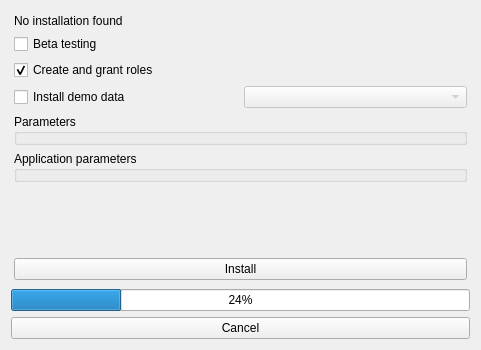
Above: oqtopus/ui/module_widget.ui from opengisch/oqtopus before the change. Below: the same form after it.
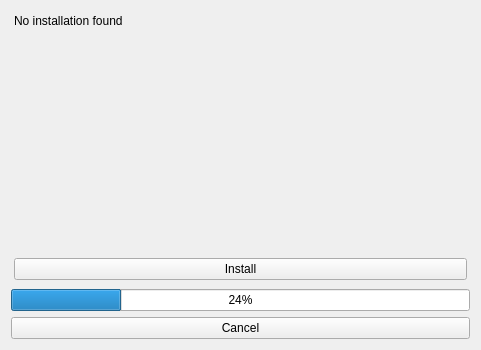
That is the form after the change. Custom widgets are drawn as their Qt base class.

Commit message: also reorganize install

Patch:
```diff
--- a/oqtopus/ui/module_widget.ui
+++ b/oqtopus/ui/module_widget.ui
@@ -58,83 +58,6 @@
         </widget>
        </item>
        <item row="1" column="0">
-        <widget class="QCheckBox" name="beta_testing_checkbox_pageInstall">
-         <property name="text">
-          <string>Beta testing</string>
-         </property>
-        </widget>
-       </item>
-       <item row="2" column="0">
-        <widget class="QCheckBox" name="db_parameters_CreateAndGrantRoles_install_checkBox">
-         <property name="text">
-          <string>Create and grant roles</string>
-         </property>
-         <property name="checked">
-          <bool>true</bool>
-         </property>
-        </widget>
-       </item>
-       <item row="3" column="0">
-        <layout class="QHBoxLayout" name="horizontalLayout">
-         <item>
-          <widget class="QCheckBox" name="db_demoData_checkBox">
-           <property name="text">
-            <string>Install demo data</string>
-           </property>
-          </widget>
-         </item>
-         <item>
-          <widget class="QComboBox" name="db_demoData_comboBox">
-           <property name="enabled">
-            <bool>false</bool>
-           </property>
-          </widget>
-         </item>
-        </layout>
-       </item>
-       <item row="4" column="0">
-        <widget class="ParametersGroupBox" name="parameters_groupbox">
-         <property name="title">
-          <string>Parameters</string>
-         </property>
-         <layout class="QVBoxLayout" name="parameters_layout">
-          <property name="leftMargin">
-           <number>3</number>
-          </property>
-          <property name="topMargin">
-           <number>3</number>
-          </property>
-          <property name="rightMargin">
-           <number>3</number>
-          </property>
-          <property name="bottomMargin">
-           <number>3</number>
-          </property>
-         </layout>
-        </widget>
-       </item>
-       <item row="5" column="0">
-        <widget class="ParametersGroupBox" name="parameters_app_only_groupbox">
-         <property name="title">
-          <string>Application parameters</string>
-         </property>
-         <layout class="QVBoxLayout" name="parameters_app_only_layout">
-          <property name="leftMargin">
-           <number>3</number>
-          </property>
-          <property name="topMargin">
-           <number>3</number>
-          </property>
-          <property name="rightMargin">
-           <number>3</number>
-          </property>
-          <property name="bottomMargin">
-           <number>3</number>
-          </property>
-         </layout>
-        </widget>
-       </item>
-       <item row="6" column="0">
         <spacer name="verticalSpacer_3">
          <property name="orientation">
           <enum>Qt::Vertical</enum>
@@ -428,14 +351,6 @@
    </item>
   </layout>
  </widget>
- <customwidgets>
-  <customwidget>
-   <class>ParametersGroupBox</class>
-   <extends>QGroupBox</extends>
-   <header>oqtopus.gui.parameters_groupbox</header>
-   <container>1</container>
-  </customwidget>
- </customwidgets>
  <resources/>
  <connections/>
 </ui>
```
Left out of the diff: 2 changed lines with no effect on the pictures. The commit also changes 2 other files.
